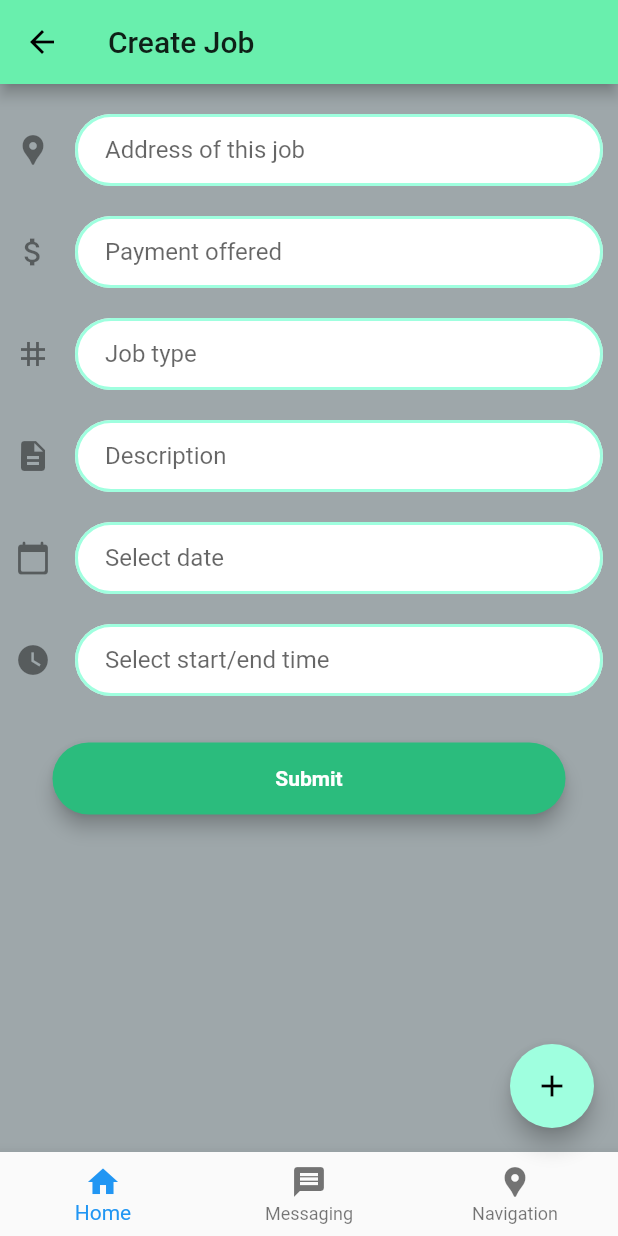
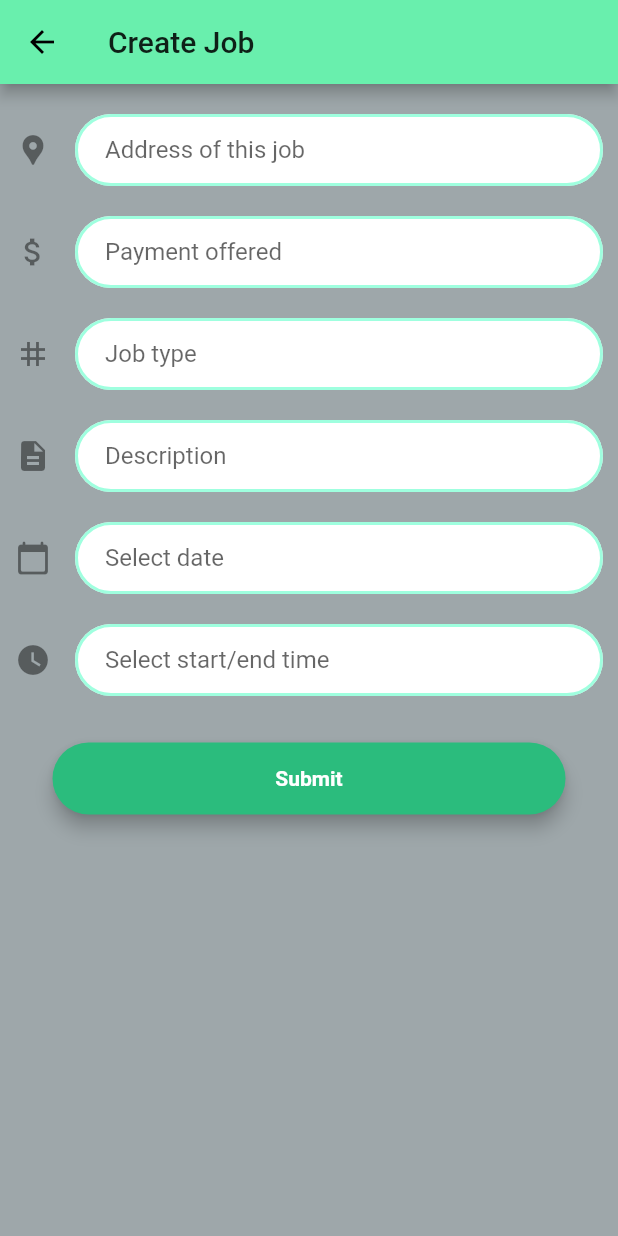
Before and after one commit to LuisDLF98/doers_app, a Flutter app: the MyHomePage screen opened directly, in the side drawer, after a tap on the "add" icon, on a phone screen of 412 x 824 dp. Run offline on Flutter 3.47's test engine with Material 2 defaults, Android fonts, the phone set to English and light mode, and no system bars; our stand-ins replace animated_text_kit, cloud_firestore, firebase_core, google_sign_in, modal_progress_hud; missing offline and left inert: time_range_picker; accounts and stored records are empty.

Commit message:
Changed the DetailsScreen's navigation.

```diff
--- a/lib/Screens/details_screen.dart
+++ b/lib/Screens/details_screen.dart
@@ -16,6 +16,7 @@ class DetailsScreen extends StatefulWidget {
   // used by the build method of the State. Fields in a Widget subclass are
   // always marked "final".
 
+  static const String id = 'details_screen';
   final String title;
   DateTime selectedDate = DateTime.now();
   TimeOfDay selectedTime = TimeOfDay.now();
--- a/lib/Screens/my_home_page_screen.dart
+++ b/lib/Screens/my_home_page_screen.dart
@@ -83,17 +83,16 @@ class _MyHomePageState extends State<MyHomePage> {
             HomeScreen(),
             MessagingScreen(),
             NavigationScreen(),
-            DetailsScreen(),
           ],
         ),
       ),
       floatingActionButton: FloatingActionButton(
-        onPressed: toDetails,
-        tooltip: 'Increment',
+        onPressed: () {
+          Navigator.pushNamed(context, DetailsScreen.id);
+        },
+        tooltip: 'Add Job',
         child: Icon(Icons.add),
       ),
     );
   }
-
-  void toDetails() { setState(() { pageNum = 3; }); }
 }
--- a/lib/main.dart
+++ b/lib/main.dart
@@ -1,3 +1,4 @@
+import 'package:doers_app/Screens/details_screen.dart';
 import 'package:doers_app/Screens/registration_form_screen.dart';
 import 'package:firebase_core/firebase_core.dart';
 import 'package:flutter/material.dart';
@@ -56,6 +57,7 @@ class FlashChat extends StatelessWidget {
           MessagingScreen.id: (context) => MessagingScreen(),
           PaymentsScreen.id: (context) => PaymentsScreen(),
           NavigationScreen.id: (context) => NavigationScreen(),
+          DetailsScreen.id: (context) => DetailsScreen(),
           //ChatScreen.id: (context) => ChatScreen(),
         }
     );
```
